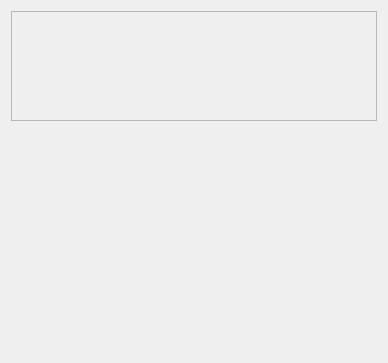
First picture: the form in productwidget.ui, repository mocadev1/LERMA, before the edit.
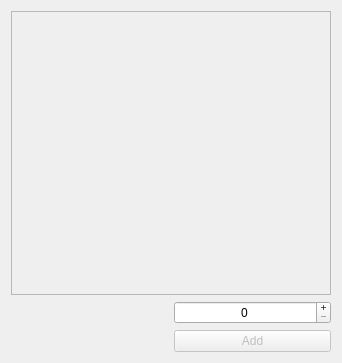
Second picture: the form after the edit.

Commit message: Now the user can buy (add to a cart) products and those purchases will generate a history

Patch:
```diff
--- a/productwidget.ui
+++ b/productwidget.ui
@@ -6,15 +6,15 @@
    <rect>
     <x>0</x>
     <y>0</y>
-    <width>388</width>
+    <width>342</width>
     <height>363</height>
    </rect>
   </property>
   <property name="windowTitle">
    <string>Form</string>
   </property>
-  <layout class="QVBoxLayout" name="verticalLayout">
-   <item>
+  <layout class="QGridLayout" name="gridLayout">
+   <item row="0" column="0">
     <widget class="QLabel" name="imgLbl">
      <property name="sizePolicy">
       <sizepolicy hsizetype="Preferred" vsizetype="Preferred">
@@ -45,6 +45,10 @@
      </property>
     </widget>
    </item>
+   <item row="1" column="0">
+    <layout class="QHBoxLayout" name="horizontalLayout">
+     <item>
+      <layout class="QVBoxLayout" name="descVL">
    <item>
     <widget class="QLabel" name="nameLbl">
      <property name="sizePolicy">
@@ -70,6 +74,34 @@
       <set>Qt::AlignCenter</set>
      </property>
     </widget>
+       </item>
+      </layout>
+     </item>
+     <item>
+      <layout class="QVBoxLayout" name="cartVL">
+       <item>
+        <widget class="QSpinBox" name="quantitySB">
+         <property name="alignment">
+          <set>Qt::AlignCenter</set>
+         </property>
+         <property name="buttonSymbols">
+          <enum>QAbstractSpinBox::PlusMinus</enum>
+         </property>
+        </widget>
+       </item>
+       <item>
+        <widget class="QPushButton" name="addPB">
+         <property name="enabled">
+          <bool>false</bool>
+         </property>
+         <property name="text">
+          <string>Add</string>
+         </property>
+        </widget>
+       </item>
+      </layout>
+     </item>
+    </layout>
    </item>
   </layout>
  </widget>
```
Lines whose indentation alone changed are shown as unchanged. The commit also changes 5 other files.
